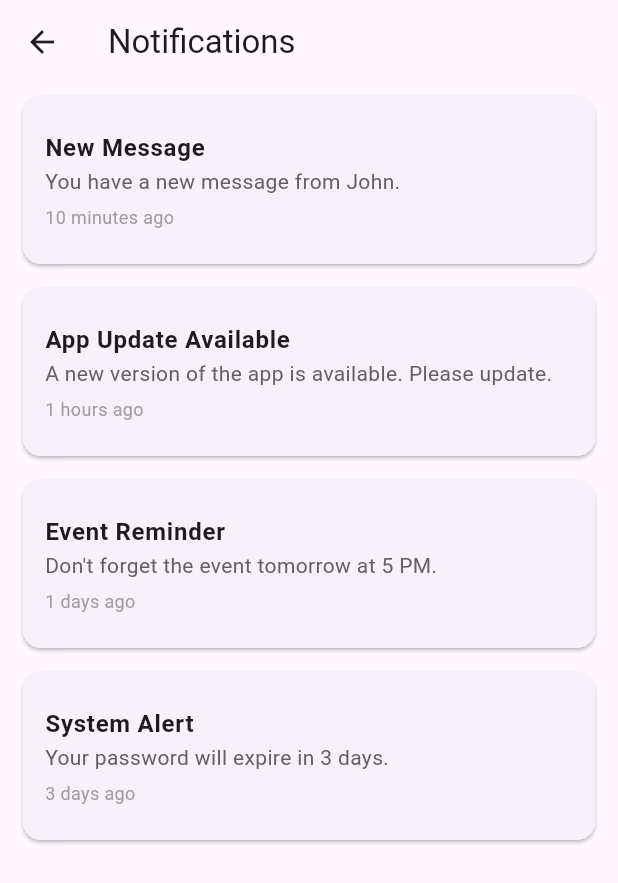
After one commit to johnassefatheeth/eqube, a Flutter app: the NotificationsPage screen opened by its route, on a phone screen of 412 x 824 dp. The commit adds this screen. Shown: the top 883 px of the screen. Run offline on Flutter 3.47's test engine with Material 3 defaults, Android fonts, the phone set to English and light mode, and no system bars; network calls fail.

Commit message:
making the notifications pages

```diff
--- a/lib/main.dart
+++ b/lib/main.dart
@@ -1,4 +1,6 @@
+import 'package:ekube/pages/Notification.dart';
 import 'package:ekube/pages/auth/signin.dart';
+import 'package:ekube/pages/home.dart';
 import 'package:flutter/material.dart';
 
 void main() {
@@ -16,6 +18,9 @@ class MyApp extends StatelessWidget {
       debugShowCheckedModeBanner: false,
       title: 'Flutter Demo',
       home: SignInPage(),
+      routes: {
+        '/notifications': (context) => NotificationsPage(),
+      },
     );
   }
 }
--- /dev/null
+++ b/lib/pages/Notification.dart
@@ -0,0 +1,106 @@
+import 'package:flutter/material.dart';
+
+// Notification model class
+class NotificationItem {
+  final String title;
+  final String description;
+  final DateTime date;
+
+  NotificationItem({
+    required this.title,
+    required this.description,
+    required this.date,
+  });
+}
+
+class NotificationsPage extends StatelessWidget {
+  // Sample notifications data
+  final List<NotificationItem> notifications = [
+    NotificationItem(
+      title: 'New Message',
+      description: 'You have a new message from John.',
+      date: DateTime.now().subtract(Duration(minutes: 10)),
+    ),
+    NotificationItem(
+      title: 'App Update Available',
+      description: 'A new version of the app is available. Please update.',
+      date: DateTime.now().subtract(Duration(hours: 1)),
+    ),
+    NotificationItem(
+      title: 'Event Reminder',
+      description: 'Don\'t forget the event tomorrow at 5 PM.',
+      date: DateTime.now().subtract(Duration(days: 1)),
+    ),
+    NotificationItem(
+      title: 'System Alert',
+      description: 'Your password will expire in 3 days.',
+      date: DateTime.now().subtract(Duration(days: 3)),
+    ),
+  ];
+
+  @override
+  Widget build(BuildContext context) {
+    return Scaffold(
+      appBar: AppBar(
+        title: Text('Notifications'),
+      ),
+      body: ListView.builder(
+        itemCount: notifications.length,
+        itemBuilder: (context, index) {
+          final notification = notifications[index];
+          return NotificationTile(notification: notification);
+        },
+      ),
+    );
+  }
+}
+
+class NotificationTile extends StatelessWidget {
+  final NotificationItem notification;
+
+  const NotificationTile({required this.notification});
+
+  @override
+  Widget build(BuildContext context) {
+    return Card(
+      margin: EdgeInsets.symmetric(vertical: 8, horizontal: 15),
+      child: ListTile(
+        contentPadding: EdgeInsets.all(15),
+        title: Text(
+          notification.title,
+          style: TextStyle(fontWeight: FontWeight.bold, fontSize: 16),
+        ),
+        subtitle: Column(
+          crossAxisAlignment: CrossAxisAlignment.start,
+          children: [
+            Text(
+              notification.description,
+              style: TextStyle(fontSize: 14, color: Colors.grey[700]),
+            ),
+            SizedBox(height: 5),
+            Text(
+              _formatDate(notification.date),
+              style: TextStyle(fontSize: 12, color: Colors.grey),
+            ),
+          ],
+        ),
+      ),
+    );
+  }
+
+  // Helper function to format the date
+  String _formatDate(DateTime date) {
+    final now = DateTime.now();
+    final difference = now.difference(date);
+
+    if (difference.inDays > 0) {
+      return '${difference.inDays} days ago';
+    } else if (difference.inHours > 0) {
+      return '${difference.inHours} hours ago';
+    } else if (difference.inMinutes > 0) {
+      return '${difference.inMinutes} minutes ago';
+    } else {
+      return 'Just now';
+    }
+  }
+}
```
Also changed, not shown: lib/components/drawerHead.dart (added, +42 -0 lines), lib/components/drawerList.dart (added, +77 -0 lines), lib/pages/auth/signin.dart (+11 -1 lines), lib/pages/home.dart (added, +38 -0 lines).
